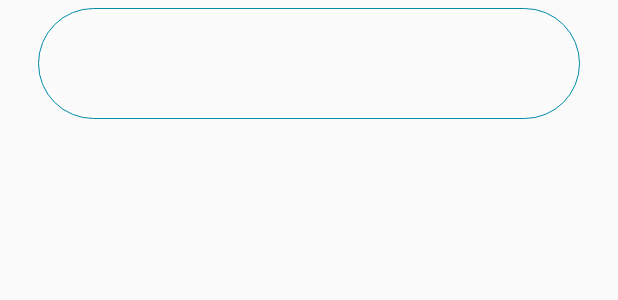
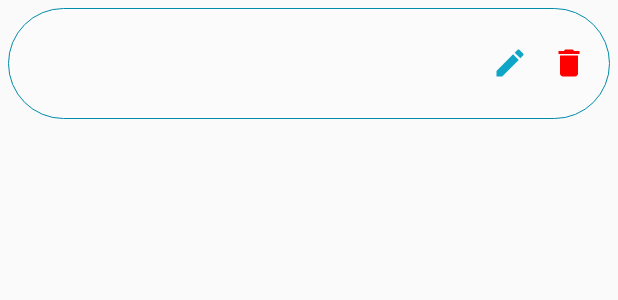
Before and after one commit to ETS-Android2/Android_Application_L3, an Android app: the layout career_list_item.xml on its own in the app's theme, with its tools: preview values and no code run, on a phone screen of 412 x 824 dp. Shown: the top 300 px of the screen. Run offline under Robolectric (Android 15) with nearby library versions, the phone set to English and light mode, and no system bars.

Commit message:
Boutons delete and edit parcours

```diff
--- a/Android/app/src/main/java/fr/info/pl2020/adapter/CareerListAdapter.java
+++ b/Android/app/src/main/java/fr/info/pl2020/adapter/CareerListAdapter.java
@@ -2,16 +2,23 @@ package fr.info.pl2020.adapter;
 
 import android.content.Context;
 import android.content.Intent;
+import android.util.Log;
 import android.view.LayoutInflater;
 import android.view.View;
 import android.view.ViewGroup;
 import android.widget.BaseAdapter;
+import android.widget.ImageView;
 import android.widget.TextView;
+import android.widget.Toast;
 
 import java.util.List;
 
 import fr.info.pl2020.R;
+import fr.info.pl2020.activity.CareerListActivity;
 import fr.info.pl2020.activity.CareerSummaryActivity;
+import fr.info.pl2020.activity.HomeActivity;
+import fr.info.pl2020.activity.SemestersListActivity;
+import fr.info.pl2020.controller.CareerController;
 import fr.info.pl2020.model.Career;
 
 import static fr.info.pl2020.activity.CareerSummaryActivity.ARG_CAREER_ID;
@@ -49,13 +56,29 @@ public class CareerListAdapter extends BaseAdapter {
 
         Career career = (Career) getItem(position);
         TextView careerTextView = convertView.findViewById(R.id.careers);
+        ImageView editSelectedCareer = convertView.findViewById(R.id.edit_button);
+        ImageView deleteSelectedCareer = convertView.findViewById(R.id.delete_button);
+
         careerTextView.setText(career.getName());
+
+
+        editSelectedCareer.setOnClickListener(v -> {
+            Intent intent = new Intent(context, SemestersListActivity.class);
+            context.startActivity(intent);
+        });
+
+        deleteSelectedCareer.setOnClickListener(v -> {
+            CareerController careerController = new CareerController();
+            careerController.deleteCareer(context, career);
+        });
+
         careerTextView.setOnClickListener(v -> {
             Intent intent = new Intent(context, CareerSummaryActivity.class);
             intent.putExtra(ARG_CAREER_ID, career.getId());
             context.startActivity(intent);
         });
 
+
         return convertView;
     }
 }
--- a/Android/app/src/main/java/fr/info/pl2020/adapter/DrawerAdapter.java
+++ b/Android/app/src/main/java/fr/info/pl2020/adapter/DrawerAdapter.java
@@ -52,7 +52,9 @@ public class DrawerAdapter extends BaseAdapter {
         eventByPositionMap.put("Afficher le parcours", v -> {
             if (!(context instanceof CareerSummaryActivity)) {
                 Intent intent = new Intent(context, CareerSummaryActivity.class);
-                intent.putExtra(CareerSummaryActivity.ARG_CAREER_ID, CareerStore.getCurrentCareer().getId());
+                if (CareerStore.getCurrentCareer() != null) {
+                    intent.putExtra(CareerSummaryActivity.ARG_CAREER_ID, CareerStore.getCurrentCareer().getId());
+                }
                 ((Activity) context).finish();
                 context.startActivity(intent);
             } else {
--- /dev/null
+++ b/Android/app/src/main/res/drawable/ic_delete_red_24dp.xml
@@ -0,0 +1,5 @@
+<vector android:height="24dp" android:tint="#FF0000"
+    android:viewportHeight="24.0" android:viewportWidth="24.0"
+    android:width="24dp" xmlns:android="http://schemas.android.com/apk/res/android">
+    <path android:fillColor="#FF000000" android:pathData="M6,19c0,1.1 0.9,2 2,2h8c1.1,0 2,-0.9 2,-2V7H6v12zM19,4h-3.5l-1,-1h-5l-1,1H5v2h14V4z"/>
+</vector>
--- /dev/null
+++ b/Android/app/src/main/res/drawable/ic_mode_edit_light_blue_24dp.xml
@@ -0,0 +1,9 @@
+<vector xmlns:android="http://schemas.android.com/apk/res/android"
+        android:width="24dp"
+        android:height="24dp"
+        android:viewportWidth="24.0"
+        android:viewportHeight="24.0">
+    <path
+        android:fillColor="@color/colorPrimary"
+        android:pathData="M3,17.25V21h3.75L17.81,9.94l-3.75,-3.75L3,17.25zM20.71,7.04c0.39,-0.39 0.39,-1.02 0,-1.41l-2.34,-2.34c-0.39,-0.39 -1.02,-0.39 -1.41,0l-1.83,1.83 3.75,3.75 1.83,-1.83z"/>
+</vector>
--- a/Android/app/src/main/res/layout/career_list_item.xml
+++ b/Android/app/src/main/res/layout/career_list_item.xml
@@ -1,25 +1,10 @@
 <?xml version="1.0" encoding="utf-8"?>
 <LinearLayout
     xmlns:android="http://schemas.android.com/apk/res/android"
-    xmlns:app="http://schemas.android.com/apk/res-auto"
-    xmlns:tools="http://schemas.android.com/tools"
     android:layout_width="match_parent"
     android:layout_height="match_parent"
     android:orientation="vertical">
-
-    <TextView
-        android:id="@+id/careers"
-        android:layout_width="match_parent"
-        android:layout_height="74dp"
-        android:layout_marginStart="25dp"
-        android:layout_marginTop="5dp"
-        android:layout_marginEnd="25dp"
-        android:layout_marginBottom="5dp"
-        android:background="@drawable/semester_field"
-        android:gravity="center_vertical|center_horizontal"
-        android:textColor="#00BCD4"
-        android:textSize="25sp"
-        app:autoSizeTextType="none"
-        tools:ignore="RtlSymmetry" />
-
+    <include
+        android:id="@+id/customView"
+        layout="@layout/custom" />
 </LinearLayout>
--- a/Server/src/main/java/fr/info/pl2020/plplg/service/CareerService.java
+++ b/Server/src/main/java/fr/info/pl2020/plplg/service/CareerService.java
@@ -13,6 +13,7 @@ import org.springframework.beans.factory.annotation.Autowired;
 import org.springframework.http.HttpStatus;
 import org.springframework.stereotype.Service;
 
+import javax.validation.constraints.NotNull;
 import java.util.*;
 import java.util.regex.Pattern;
 import java.util.stream.Collectors;
@@ -197,7 +198,7 @@ public class CareerService {
         Student student = this.studentRepository.findById(studentId).orElseThrow(() -> new ClientRequestException("L'étudiant demandé n'existe pas.", HttpStatus.NOT_FOUND));
         student.getCareers().stream().filter(c -> c.getId() == careerId).findFirst().orElseThrow(() -> new ClientRequestException("Le parcours demandé n'existe pas.", HttpStatus.NOT_FOUND));
         student.getCareers().removeIf(c -> c.getId() == careerId);
-
+        this.careerRepository.deleteById(careerId);
         this.studentRepository.save(student);
     }
 
```
